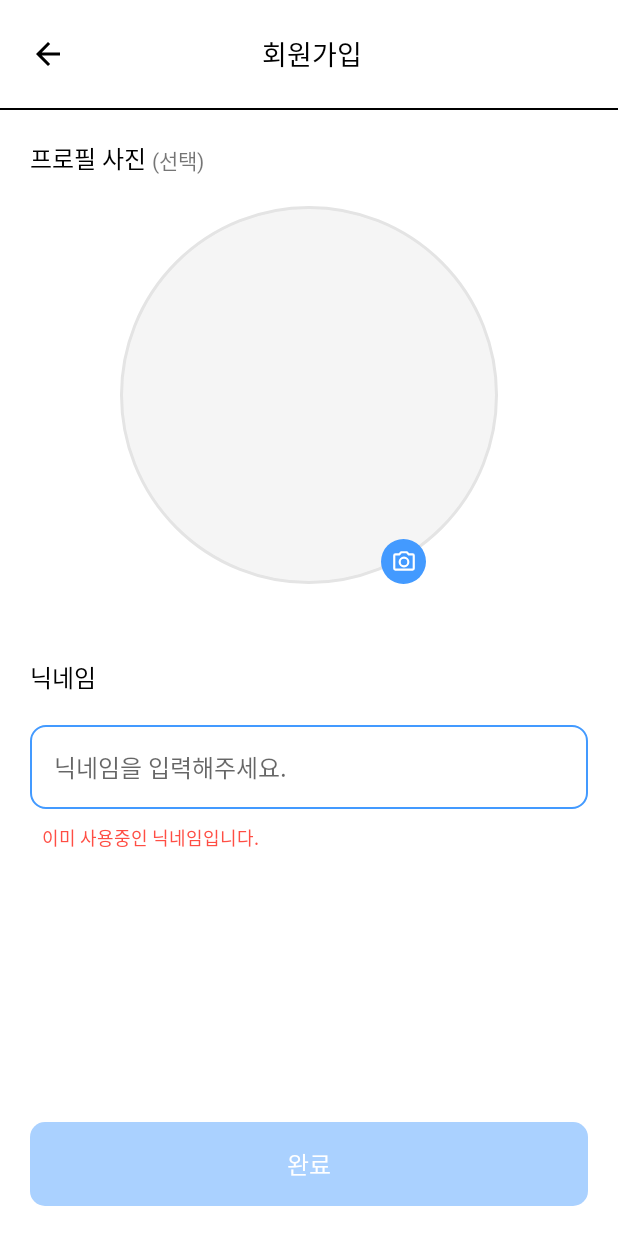
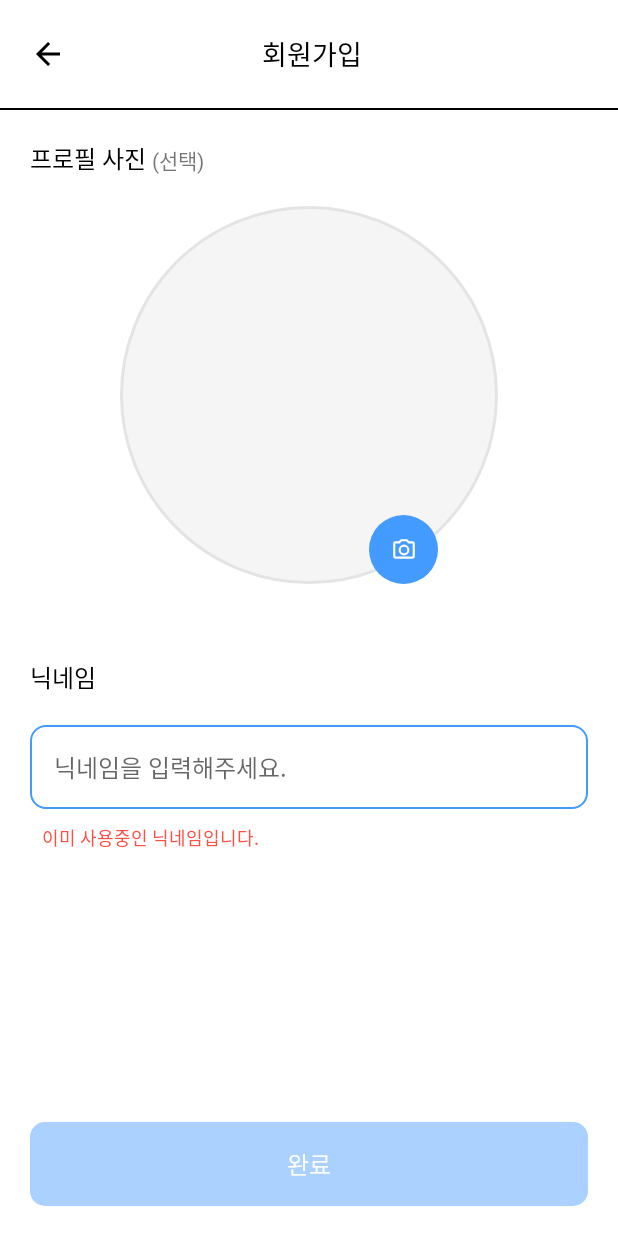
Before and after one commit to YeoGiDa/YeoGiDa-Android, an Android app: the layout activity_join.xml on its own in the app's theme, with its tools: preview values and no code run, on a phone screen of 412 x 824 dp. Run offline under Robolectric (Android 15) with nearby library versions, the light colour scheme and no system bars.

Commit message:
[STYLE] 코드리뷰 반영 ui/#9

```diff
--- a/app/src/main/res/layout/activity_join.xml
+++ b/app/src/main/res/layout/activity_join.xml
@@ -79,12 +79,15 @@
 
     <ImageButton
         android:id="@+id/btn_plus"
-        android:layout_width="30dp"
-        android:layout_height="30dp"
+        android:layout_width="0dp"
+        android:layout_height="0dp"
+        android:layout_marginStart="40dp"
+        android:layout_marginEnd="40dp"
         android:background="@drawable/oval_white"
         android:backgroundTint="@color/main_blue"
         android:src="@drawable/ic_plus_image"
         app:layout_constraintBottom_toBottomOf="@id/iv_profile"
+        app:layout_constraintDimensionRatio="1:1"
         app:layout_constraintEnd_toEndOf="@id/iv_profile"
         app:layout_constraintStart_toStartOf="@+id/guideline"
         app:tint="@color/white" />
```
